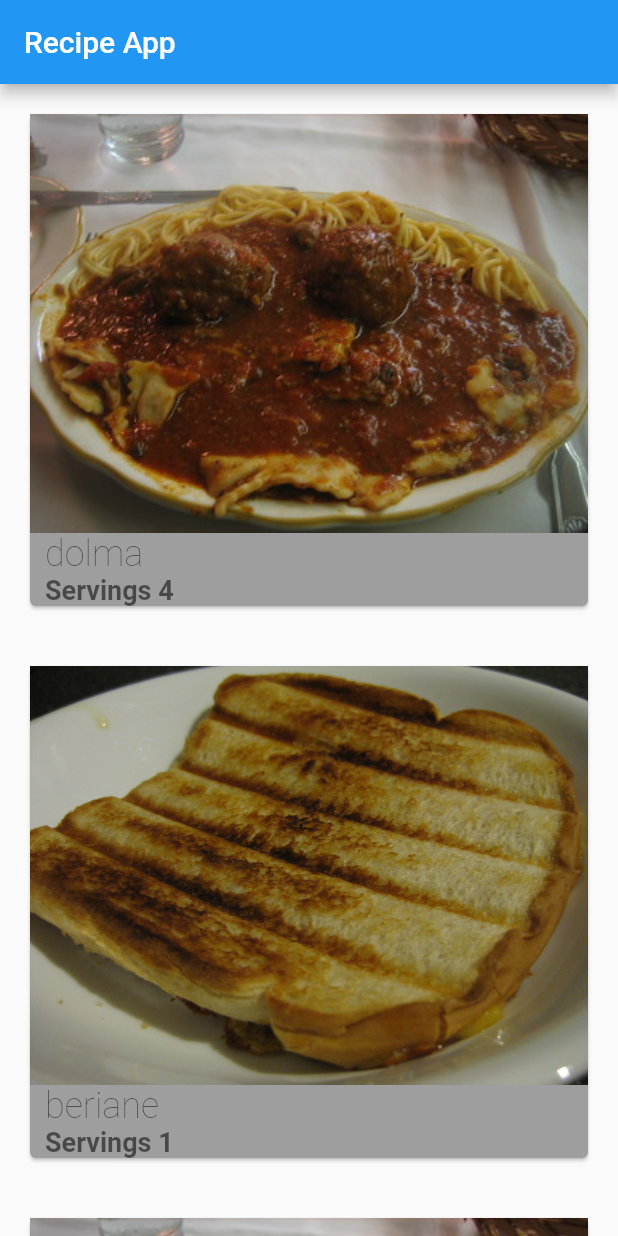
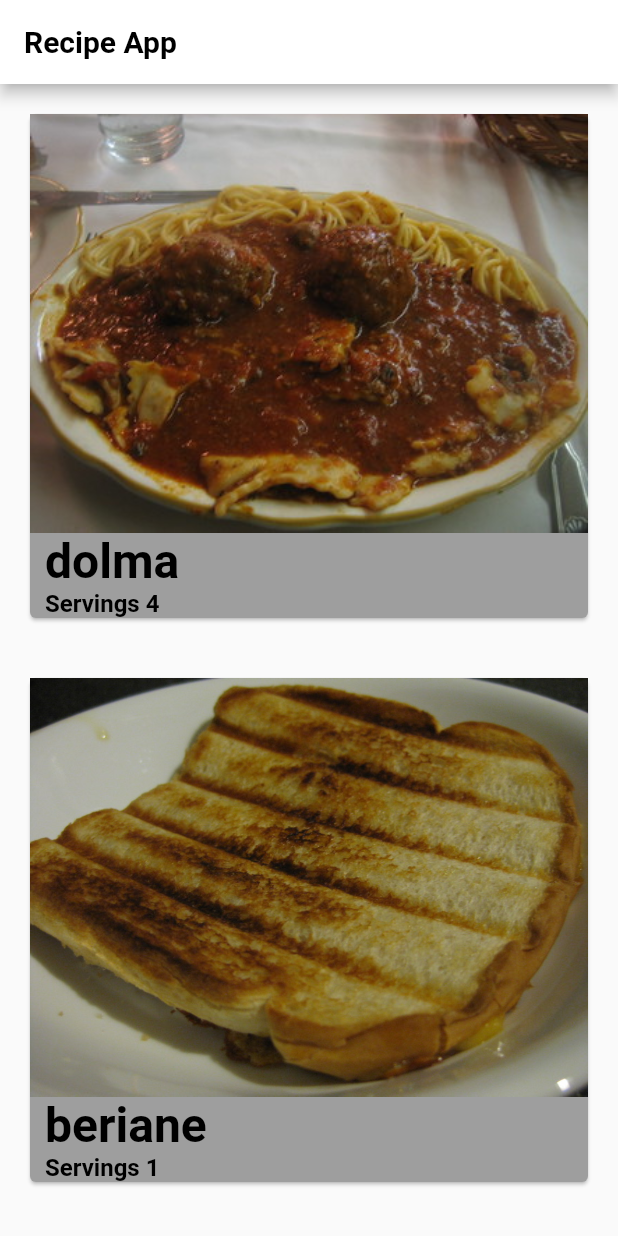
Before and after one commit to zainabfalah/the-last-task, a Flutter app: the screen it shows after launch, on a phone screen of 412 x 824 dp. Run offline on Flutter 3.47's test engine with Material 2 defaults, Android fonts, the phone set to English and light mode, and no system bars; our stand-ins replace google_fonts; Roboto replaces fonts that are missing (Cairo).

Commit message:
add more stuff to the theme class ✨

```diff
--- a/lib/main.dart
+++ b/lib/main.dart
@@ -12,8 +12,8 @@ class RecipeApp extends StatelessWidget {
   @override
   Widget build(BuildContext context) {
     return MaterialApp(
-      theme: MyAppTheme.lightThemeData,
-      darkTheme: MyAppTheme.darkThemeData,
+      theme: MyAppTheme.light(),
+      darkTheme: MyAppTheme.dark(),
       home: const HomeScreen(),
     );
   }
--- a/lib/models/theme.dart
+++ b/lib/models/theme.dart
@@ -2,53 +2,102 @@ import 'package:flutter/material.dart';
 import 'package:google_fonts/google_fonts.dart';
 
 class MyAppTheme {
-  static final lightTextTheme = TextTheme(
+  static TextTheme lightTextTheme = TextTheme(
+    bodyText1: GoogleFonts.cairo(
+      fontSize: 14.0,
+      fontWeight: FontWeight.w700,
+      color: Colors.black,
+    ),
     headline1: GoogleFonts.cairo(
-      fontSize: 24,
-    ),
-    bodyText1: GoogleFonts.cairo(
-      fontSize: 14,
+      fontSize: 32.0,
+      fontWeight: FontWeight.bold,
+      color: Colors.black,
     ),
     headline2: GoogleFonts.cairo(
-      fontSize: 20,
+      fontSize: 21.0,
+      fontWeight: FontWeight.w700,
+      color: Colors.black,
     ),
     headline3: GoogleFonts.cairo(
-      fontSize: 18,
-      fontWeight: FontWeight.bold,
+      fontSize: 16.0,
+      fontWeight: FontWeight.w600,
+      color: Colors.black,
     ),
-    headline4: GoogleFonts.cairo(
-      fontSize: 18,
+    headline6: GoogleFonts.cairo(
+      fontSize: 20.0,
+      fontWeight: FontWeight.w600,
+      color: Colors.black,
     ),
   );
-  static final darkTextTheme = TextTheme(
-    headline1: GoogleFonts.cairo(
-      fontSize: 24,
+
+  static TextTheme darkTextTheme = TextTheme(
+    bodyText1: GoogleFonts.cairo(
+      fontSize: 14.0,
+      fontWeight: FontWeight.w700,
       color: Colors.white,
     ),
-    bodyText1: GoogleFonts.cairo(
-      fontSize: 14,
+    headline1: GoogleFonts.cairo(
+      fontSize: 32.0,
+      fontWeight: FontWeight.bold,
       color: Colors.white,
     ),
     headline2: GoogleFonts.cairo(
-      fontSize: 20,
+      fontSize: 21.0,
+      fontWeight: FontWeight.w700,
       color: Colors.white,
     ),
     headline3: GoogleFonts.cairo(
-      fontSize: 18,
-      fontWeight: FontWeight.bold,
+      fontSize: 16.0,
+      fontWeight: FontWeight.w600,
       color: Colors.white,
     ),
-    headline4: GoogleFonts.cairo(
-      fontSize: 18,
+    headline6: GoogleFonts.cairo(
+      fontSize: 20.0,
+      fontWeight: FontWeight.w600,
       color: Colors.white,
     ),
   );
-  static final lightThemeData = ThemeData(
+
+  static ThemeData light() {
+    return ThemeData(
       brightness: Brightness.light,
+      checkboxTheme: CheckboxThemeData(
+        fillColor: MaterialStateColor.resolveWith(
+          (states) {
+            return Colors.black;
+          },
+        ),
+      ),
+      appBarTheme: const AppBarTheme(
+        foregroundColor: Colors.black,
+        backgroundColor: Colors.white,
+      ),
+      floatingActionButtonTheme: const FloatingActionButtonThemeData(
+        foregroundColor: Colors.white,
+        backgroundColor: Colors.black,
+      ),
+      bottomNavigationBarTheme: const BottomNavigationBarThemeData(
+        selectedItemColor: Colors.green,
+      ),
       textTheme: lightTextTheme,
     );
-  static final darkThemeData = ThemeData(
+  }
+
+  static ThemeData dark() {
+    return ThemeData(
       brightness: Brightness.dark,
+      appBarTheme: AppBarTheme(
+        foregroundColor: Colors.white,
+        backgroundColor: Colors.grey[900],
+      ),
+      floatingActionButtonTheme: const FloatingActionButtonThemeData(
+        foregroundColor: Colors.white,
+        backgroundColor: Colors.green,
+      ),
+      bottomNavigationBarTheme: const BottomNavigationBarThemeData(
+        selectedItemColor: Colors.green,
+      ),
       textTheme: darkTextTheme,
     );
   }
+}
--- a/lib/screens/home.dart
+++ b/lib/screens/home.dart
@@ -9,7 +9,7 @@ class HomeScreen extends StatelessWidget {
   Widget build(BuildContext context) {
     return Scaffold(
       appBar: AppBar(
-        title: Text('Recipe App'),
+        title: const Text('Recipe App'),
       ),
       body: ListView.builder(
         itemCount: Recipe.items.length,
--- a/lib/widgets/recipe_card.dart
+++ b/lib/widgets/recipe_card.dart
@@ -1,6 +1,5 @@
 import 'package:flutter/material.dart';
 import 'package:hello_flutter/models/recipe.dart';
-import 'package:hello_flutter/models/theme.dart';
 import 'package:hello_flutter/screens/recipe_details.dart';
 
 class RecipeCrd extends StatelessWidget {
@@ -18,7 +17,7 @@ class RecipeCrd extends StatelessWidget {
       },
       child: Card(
         color: Colors.grey,
-        margin: EdgeInsets.all(20),
+        margin: const EdgeInsets.all(20),
         child: Column(
           crossAxisAlignment: CrossAxisAlignment.start,
           children: [
```
Lines whose indentation alone changed are shown as unchanged.
